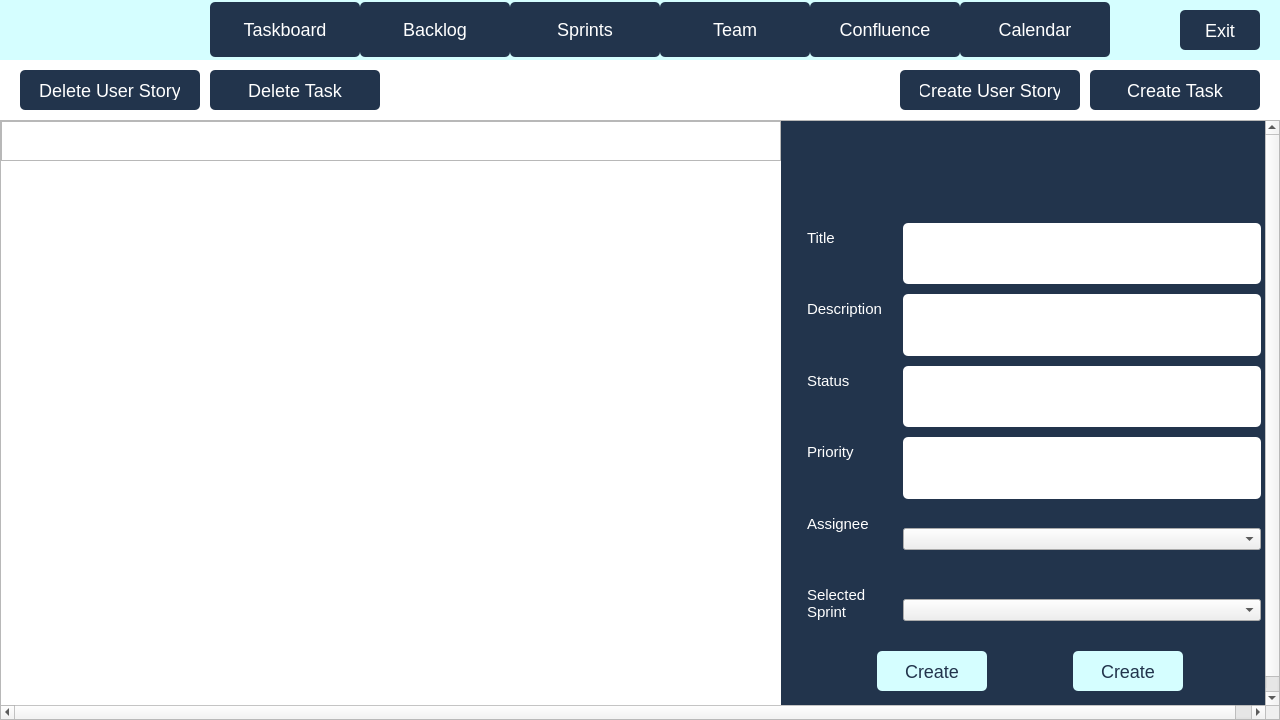
Before: the Qt Designer form code/Staging_Environment/Recovered/Staging_Environment_Recorverd/parentboard.ui in muazzamaqeel/Software-Project-CTS-5, drawn with Qt 5.
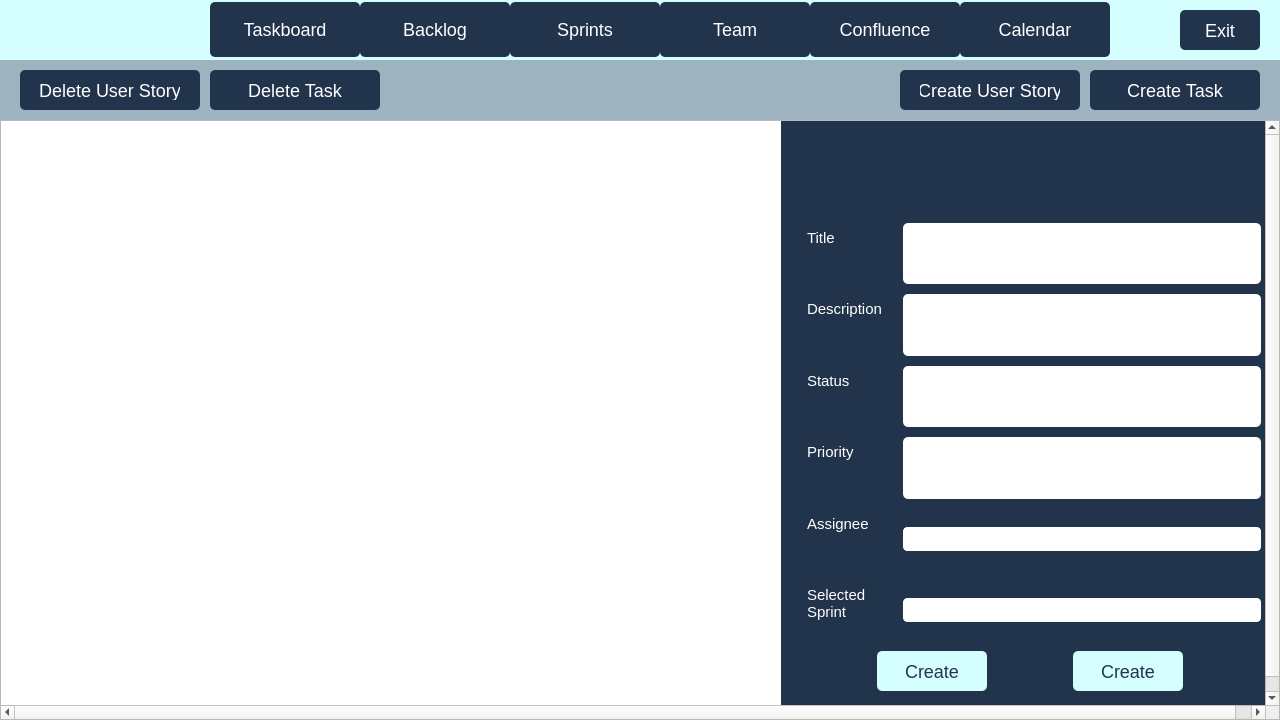
After: the same form once the commit is applied. The open tabs and pages were chosen to show the change. Icons and pictures are not drawn.

```diff
--- a/code/Staging_Environment/Recovered/Staging_Environment_Recorverd/parentboard.ui
+++ b/code/Staging_Environment/Recovered/Staging_Environment_Recorverd/parentboard.ui
@@ -1779,7 +1779,7 @@
           </property>
           <property name="styleSheet">
            <string notr="true">QWidget {
-background-color: white;
+background-color: #9EB3C0;
 }</string>
           </property>
           <layout class="QHBoxLayout" name="horizontalLayout_22">
@@ -2110,32 +2110,6 @@
                <property name="bottomMargin">
                 <number>0</number>
                </property>
-               <item>
-                <widget class="QTextBrowser" name="label_userstories">
-                 <property name="minimumSize">
-                  <size>
-                   <width>780</width>
-                   <height>40</height>
-                  </size>
-                 </property>
-                 <property name="maximumSize">
-                  <size>
-                   <width>16777215</width>
-                   <height>40</height>
-                  </size>
-                 </property>
-                 <property name="html">
-                  <string>&lt;!DOCTYPE HTML PUBLIC &quot;-//W3C//DTD HTML 4.0//EN&quot; &quot;http://www.w3.org/TR/REC-html40/strict.dtd&quot;&gt;
-&lt;html&gt;&lt;head&gt;&lt;meta name=&quot;qrichtext&quot; content=&quot;1&quot; /&gt;&lt;meta charset=&quot;utf-8&quot; /&gt;&lt;style type=&quot;text/css&quot;&gt;
-p, li { white-space: pre-wrap; }
-hr { height: 1px; border-width: 0; }
-li.unchecked::marker { content: &quot;\2610&quot;; }
-li.checked::marker { content: &quot;\2612&quot;; }
-&lt;/style&gt;&lt;/head&gt;&lt;body style=&quot; font-family:'Segoe UI'; font-size:9pt; font-weight:400; font-style:normal;&quot;&gt;
-&lt;p align=&quot;center&quot; style=&quot;-qt-paragraph-type:empty; margin-top:0px; margin-bottom:0px; margin-left:0px; margin-right:0px; -qt-block-indent:0; text-indent:0px;&quot;&gt;&lt;br /&gt;&lt;/p&gt;&lt;/body&gt;&lt;/html&gt;</string>
-                 </property>
-                </widget>
-               </item>
                <item>
                 <widget class="QTableWidget" name="user_stories">
                  <property name="minimumSize">
@@ -2145,63 +2119,59 @@
                   </size>
                  </property>
                  <property name="styleSheet">
-                  <string notr="true">QTableWidget {
-    font-size: 13px; /* Increased font size */
-    background-color: white; /* White background for the cells */
+                  <string notr="true">/* QTableWidget Stylesheet */
+
+QTableWidget {
+    font: 14pt &quot;Arial&quot;;
+    color: black;
     border: none;
-    gridline-color: transparent; /* Assuming you want no grid lines */
+    background-color: white;
+    alternate-background-color: rgb(240, 240, 240);
+    selection-background-color: #D5FEFF;
+    selection-color: black;
+    gridline-color: rgb(200, 200, 200);
+    /*border-radius: 10px;*/
 }
 
+/* Header (Individual Columns) */
+QHeaderView::section {
+    background-color: #22344C;
+    color: white;
+    padding: 4px;
+    border: 1px solid white;
+    qproperty-horizontalStretch: 1;
+}
+
+/* Items (Cells) */
 QTableWidget::item {
-    padding: 3px;
-    border-bottom: 1px solid transparent; /* Transparent border for item bottoms */
+    padding: 8px;
+    font-size: 14px;
 }
 
 QTableWidget::item:selected {
-    background-color: #b3d1ff; /* A medium blue for selected item */
+    color: black;
+    font-weight: bold;
 }
 
-QHeaderView::section {
-    background-color: #00165a; /* A darker blue for header sections */
-    color: white;
-    padding: 1px;
-    border-top: none;
+/* Vertical ScrollBar */
+QScrollBar:vertical {
+    width: 0;
 }
 
-/* This part is for the vertical header (row numbers) */
-QTableWidget QHeaderView::section {
-   background-color: #22344C; /* Dark blue for both headers */
-    color: white;
-    border: none;
-    padding: 2px;
+/* Horizontal ScrollBar */
+QScrollBar:horizontal {
+    height: 0;
 }
 
-/* This part is for the horizontal header (column titles) */
-QTableWidget::horizontalHeader {
-background-color: #22344C;
-    color: white;
-    border: none;
-    padding: 2px;
+/*The lower part of the vertical header:*/
+QHeaderView {
+    background-color: #22344C;
 }
 
-/* This part is for the vertical header (row numbers) */
-QTableWidget::verticalHeader {
-background-color: #22344C;
-    color: white;
-    border: none;
-}
-
-/* This will ensure that the row number cells (vertical header) also have the dark blue background */
-QTableWidget QHeaderView::section:vertical {
-    background-color: #22344C; /* Dark blue to match the horizontal header */
-    color: white;
-}
-
-/* For alternate row coloring, if desired */
-QTableWidget::item:alternate {
-    background-color: #f2f2f2; /* A light gray for alternate rows, if you want that */
-}
-</string>
+/*The top-left area is actually a button:*/
+QTableCornerButton::section {
+    background-color: white;
+}</string>
                  </property>
                 </widget>
                </item>
@@ -2535,7 +2505,68 @@
                   <item>
                    <widget class="QComboBox" name="InputAssignee">
                     <property name="styleSheet">
-                     <string notr="true"/>
+                     <string notr="true">QComboBox {
+    border: 1px solid white;
+    padding: 3px;
+    background-color: white;
+    border-radius: 4px;
+    min-width: 6em;
+    color: black;
+    combobox-popup: 0;
+}
+
+QComboBox::drop-down {
+    subcontrol-origin: padding;
+    subcontrol-position: top right;
+    width: 20px;
+    color: black;
+    border: 4px solid white;
+}
+
+/* Change the up arrow when the QComboBox is opened */
+QComboBox::up-arrow:open {
+    image: url(:/down-arrow.png); /* Arrow-down icon when the combo box is opened */
+    width: 20px;
+    height: 20px;
+    border-radius: 4px;
+    background-repeat: no-repeat;
+    background-position: center;
+    border: none;
+}
+
+/* Change the down arrow when the QComboBox is closed */
+QComboBox::down-arrow:closed {
+    image: url(:/up-arrow.png); /* Arrow-up icon when the combo box is closed */
+    width: 20px;
+    height: 20px;
+    border-radius: 4px;
+    background-repeat: no-repeat;
+    background-position: center;
+    border: none;
+}
+
+/* QComboBox popup menu */
+QComboBox QAbstractItemView {
+    background-color: white;
+    color: black;
+    border: 1px solid white;
+    border-radius: 4px;
+    bottom: -1px; /* Position the dropdown box just under the combo box */
+    margin-top: 1px;
+}
+
+QComboBox QAbstractItemView::item {
+    height: 25px;
+    padding: 3px 10px;
+    border-radius: 4px;
+}
+
+QComboBox QAbstractItemView::item:selected {
+    background-color: #D5FEFF;
+    color: black;
+    border-radius: 4px;
+}
+</string>
                     </property>
                    </widget>
                   </item>
@@ -2582,7 +2613,72 @@
                    </widget>
                   </item>
                   <item>
-                   <widget class="QComboBox" name="BL_SprintDropDown"/>
+                   <widget class="QComboBox" name="BL_SprintDropDown">
+                    <property name="styleSheet">
+                     <string notr="true">QComboBox {
+    border: 1px solid white;
+    padding: 3px;
+    background-color: white;
+    border-radius: 4px;
+    min-width: 6em;
+    color: black;
+    combobox-popup: 0;
+}
+
+QComboBox::drop-down {
+    subcontrol-origin: padding;
+    subcontrol-position: top right;
+    width: 20px;
+    color: black;
+    border: 4px solid white;
+}
+
+/* Change the up arrow when the QComboBox is opened */
+QComboBox::up-arrow:open {
+    image: url(:/down-arrow.png); /* Arrow-down icon when the combo box is opened */
+    width: 20px;
+    height: 20px;
+    border-radius: 4px;
+    background-repeat: no-repeat;
+    background-position: center;
+    border: none;
+}
+
+/* Change the down arrow when the QComboBox is closed */
+QComboBox::down-arrow:closed {
+    image: url(:/up-arrow.png); /* Arrow-up icon when the combo box is closed */
+    width: 20px;
+    height: 20px;
+    border-radius: 4px;
+    background-repeat: no-repeat;
+    background-position: center;
+    border: none;
+}
+
+/* QComboBox popup menu */
+QComboBox QAbstractItemView {
+    background-color: white;
+    color: black;
+    border: 1px solid white;
+    border-radius: 4px;
+    bottom: -1px; /* Position the dropdown box just under the combo box */
+    margin-top: 1px;
+}
+
+QComboBox QAbstractItemView::item {
+    height: 25px;
+    padding: 3px 10px;
+    border-radius: 4px;
+}
+
+QComboBox QAbstractItemView::item:selected {
+    background-color: #D5FEFF;
+    color: black;
+    border-radius: 4px;
+}
+</string>
+                    </property>
+                   </widget>
                   </item>
                  </layout>
                 </widget>
```
Left out of the diff: 114 changed lines with no effect on the pictures.
